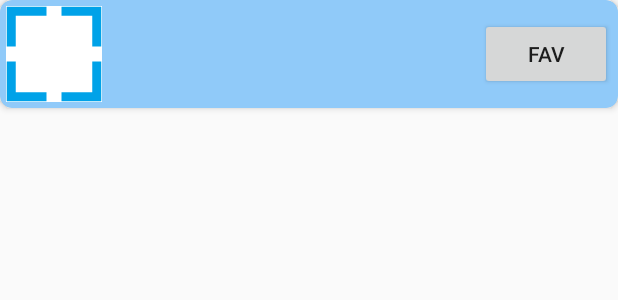
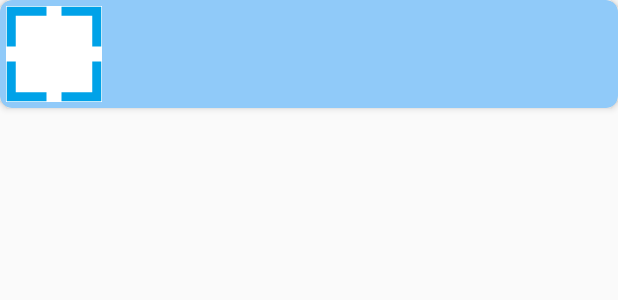
Before and after one commit to rcontrai/CoctelAppMobile, an Android app: the layout item_cocktail.xml on its own in the app's theme, with its tools: preview values and no code run, on a phone screen of 412 x 824 dp. Shown: the top 300 px of the screen. Run offline under Robolectric (Android 15) with nearby library versions, the phone set to English and light mode, and no system bars.

Commit message:
Removed the fav button since it does nothing.

```diff
--- a/CoctelAPP/app/src/main/res/layout/item_cocktail.xml
+++ b/CoctelAPP/app/src/main/res/layout/item_cocktail.xml
@@ -38,10 +38,13 @@
             android:textAppearance="@style/TextAppearance.AppCompat.Body1"
             android:textSize="14sp"
             app:layout_constraintBottom_toBottomOf="parent"
-            app:layout_constraintEnd_toStartOf="@+id/favButton"
+            app:layout_constraintEnd_toEndOf="parent"
             app:layout_constraintStart_toEndOf="@id/image"
-            app:layout_constraintTop_toTopOf="parent" />
+            app:layout_constraintTop_toTopOf="parent"
+            />
+        <!--app:layout_constraintEnd_toStartOf="@+id/favButton"-->
 
+        <!--
         <Button
             android:id="@+id/favButton"
             android:layout_width="wrap_content"
@@ -50,7 +53,7 @@
             android:text="Fav"
             app:layout_constraintBottom_toBottomOf="parent"
             app:layout_constraintEnd_toEndOf="parent"
-            app:layout_constraintTop_toTopOf="parent" />
+            app:layout_constraintTop_toTopOf="parent" /> -->
     </androidx.constraintlayout.widget.ConstraintLayout>
 
     <LinearLayout
```
